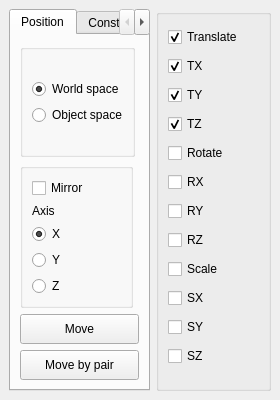
This is mla_MayaPipe/mla_PosTool/PosTool.ui in hapaxe/Python as Qt 5 draws it before an edit. The edited form follows.
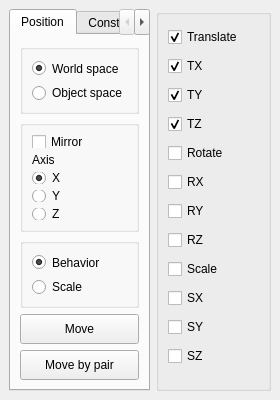
This is the edited form.

Commit message: mla_archive : Moved old stuff into archive folder PosTool : Reimplemented mla_Max_matric_utils/mla_Maya_matrix_utils : created mla_GeneralPipe/mla_name_utils : added get_opposite_name() mla_hierarchy_utils : removed call to old build_increment() mla_MayaPipe : added mla_name_utils, under mla_general_utils

```diff
--- a/mla_MayaPipe/mla_PosTool/PosTool.ui
+++ b/mla_MayaPipe/mla_PosTool/PosTool.ui
@@ -153,7 +153,7 @@
        <attribute name="title">
         <string>Position</string>
        </attribute>
-       <layout class="QGridLayout" name="gridLayout_3">
+       <layout class="QGridLayout" name="gridLayout_8">
         <item row="0" column="0">
          <widget class="QGroupBox" name="groupBox_3">
           <property name="minimumSize">
@@ -255,7 +255,52 @@
           </layout>
          </widget>
         </item>
-        <item row="2" column="0" colspan="2">
+        <item row="2" column="0">
+         <widget class="QGroupBox" name="groupBox_6">
+          <property name="minimumSize">
+           <size>
+            <width>115</width>
+            <height>70</height>
+           </size>
+          </property>
+          <property name="title">
+           <string/>
+          </property>
+          <layout class="QGridLayout" name="gridLayout_3">
+           <item row="0" column="0">
+            <layout class="QVBoxLayout" name="verticalLayout_5">
+             <item>
+              <widget class="QRadioButton" name="mirror_behavior_rB">
+               <property name="toolTip">
+                <string>Perform transformation in local space</string>
+               </property>
+               <property name="text">
+                <string>Behavior</string>
+               </property>
+               <property name="checked">
+                <bool>true</bool>
+               </property>
+              </widget>
+             </item>
+             <item>
+              <widget class="QRadioButton" name="mirror_scale_rB">
+               <property name="toolTip">
+                <string>Perform transformation in world space</string>
+               </property>
+               <property name="text">
+                <string>Scale</string>
+               </property>
+               <property name="checked">
+                <bool>false</bool>
+               </property>
+              </widget>
+             </item>
+            </layout>
+           </item>
+          </layout>
+         </widget>
+        </item>
+        <item row="3" column="0">
          <widget class="QPushButton" name="move_pB">
           <property name="minimumSize">
            <size>
@@ -271,7 +316,7 @@
           </property>
          </widget>
         </item>
-        <item row="3" column="0" colspan="2">
+        <item row="4" column="0">
          <widget class="QPushButton" name="move_even_pB">
           <property name="minimumSize">
            <size>
@@ -299,6 +344,9 @@
           <property name="text">
            <string>Maintain offset</string>
           </property>
+          <property name="checked">
+           <bool>true</bool>
+          </property>
          </widget>
         </item>
         <item row="4" column="0">
```
The commit also changes 26 other files.
